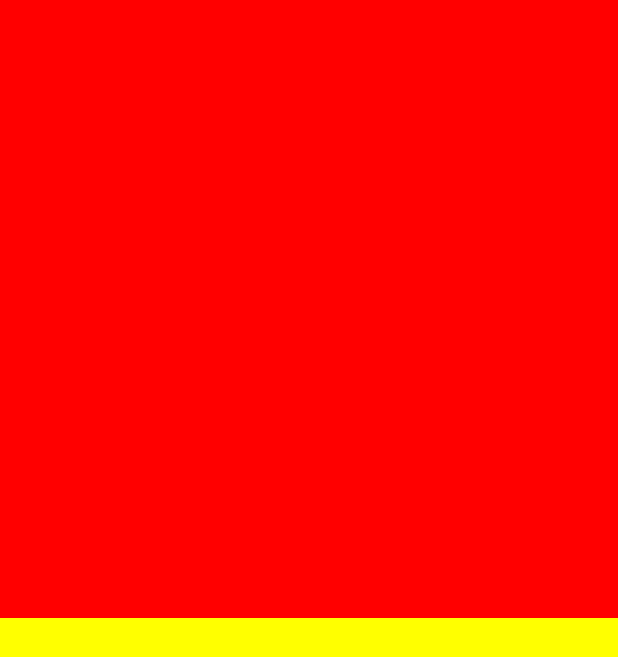
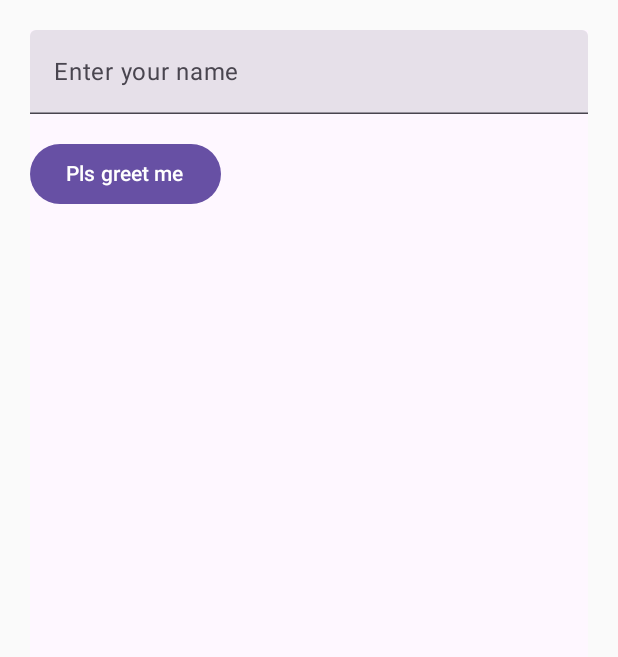
Before and after one commit to swapnilrkhamkar/JetpackCompose, an Android app built with Jetpack Compose: the screen it shows after launch (MainActivity), on a phone screen of 412 x 824 dp. Shown: the top 657 px of the screen. Run offline under Robolectric (Android 15) with nearby library versions, the phone set to English and light mode, and no system bars.

Commit message:
Textfield, button and snackbar

```diff
--- a/app/src/main/java/com/compose/course/MainActivity.kt
+++ b/app/src/main/java/com/compose/course/MainActivity.kt
@@ -3,61 +3,72 @@ package com.compose.course
 import android.os.Bundle
 import androidx.activity.ComponentActivity
 import androidx.activity.compose.setContent
-import androidx.compose.foundation.background
-import androidx.compose.foundation.clickable
-import androidx.compose.foundation.layout.Box
 import androidx.compose.foundation.layout.Column
+import androidx.compose.foundation.layout.Spacer
 import androidx.compose.foundation.layout.fillMaxSize
-import androidx.compose.runtime.Composable
+import androidx.compose.foundation.layout.fillMaxWidth
+import androidx.compose.foundation.layout.height
+import androidx.compose.foundation.layout.padding
+import androidx.compose.material3.Button
+import androidx.compose.material3.ExperimentalMaterial3Api
+import androidx.compose.material3.Scaffold
+import androidx.compose.material3.SnackbarHost
+import androidx.compose.material3.SnackbarHostState
+import androidx.compose.material3.Text
+import androidx.compose.material3.TextField
+import androidx.compose.runtime.getValue
 import androidx.compose.runtime.mutableStateOf
 import androidx.compose.runtime.remember
+import androidx.compose.runtime.rememberCoroutineScope
+import androidx.compose.runtime.setValue
 import androidx.compose.ui.Modifier
-import androidx.compose.ui.graphics.Color
-import kotlin.random.Random
+import androidx.compose.ui.unit.dp
+import kotlinx.coroutines.launch
 
 class MainActivity : ComponentActivity() {
+    @OptIn(ExperimentalMaterial3Api::class)
     override fun onCreate(savedInstanceState: Bundle?) {
         super.onCreate(savedInstanceState)
 
         setContent {
-            Column(modifier = Modifier.fillMaxSize()) {
-                val color = remember {
-                    mutableStateOf(Color.Yellow)
+            val snackbarHostState = remember {
+                SnackbarHostState()
+            }
+            val scope = rememberCoroutineScope()
+            var textFieldState by remember {
+                mutableStateOf("")
+            }
+            Scaffold(modifier = Modifier
+                .padding(20.dp)
+                .fillMaxSize(), snackbarHost = {
+                SnackbarHost(hostState = snackbarHostState)
+            }) {
+                Column(
+                    modifier = Modifier
+                        .fillMaxSize()
+                        .padding(it)
+                ) {
+                    TextField(
+                        value = textFieldState,
+                        label = {
+                            Text(text = "Enter your name")
+                        },
+                        onValueChange = {
+                            textFieldState = it
+                        },
+                        singleLine = true,
+                        modifier = Modifier.fillMaxWidth()
+                    )
+                    Spacer(modifier = Modifier.height(16.dp))
+                    Button(onClick = {
+                        scope.launch {
+                            snackbarHostState.showSnackbar("Hello $textFieldState")
+                        }
+                    }) {
+                        Text(text = "Pls greet me")
+                    }
                 }
-                ColorBox(
-                    modifier = Modifier
-                        .weight(1f)
-                        .fillMaxSize()
-                ) {
-                    color.value = it
-                }
-                Box(
-                    modifier = Modifier
-                        .background(color.value)
-                        .weight(1f)
-                        .fillMaxSize()
-                )
             }
         }
     }
-
-    @Composable
-    fun ColorBox(
-        modifier: Modifier = Modifier,
-        updateColor: (Color) -> Unit
-    ) {
-        Box(modifier = modifier
-            .background(Color.Red)
-            .clickable {
-                updateColor(
-                    Color(
-                        Random.nextFloat(),
-                        Random.nextFloat(),
-                        Random.nextFloat(),
-                        1f
-                    )
-                )
-            }
-        )
-    }
 }
```
